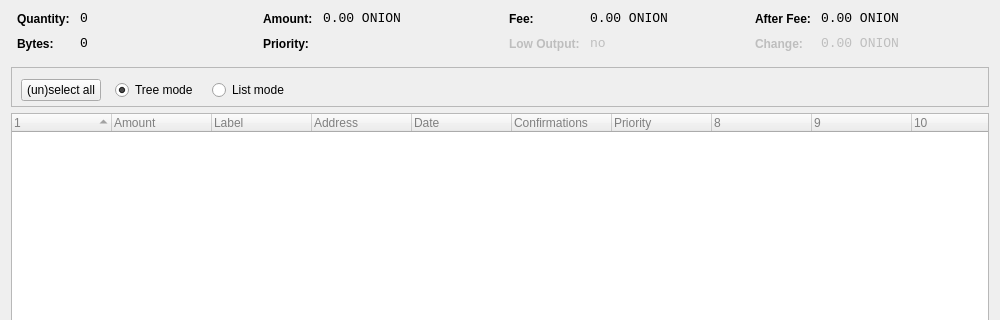
The window that src/qt/forms/coincontroldialog.ui (deeponion/deeponion-legacy) describes before a commit, drawn with Qt 5; both pictures show x 0 to 1000 and y 0 to 320 of the 1000 by 500 pixel window.
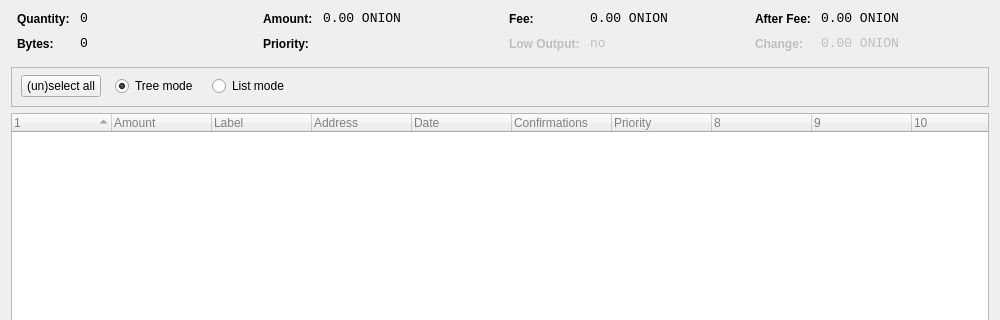
The same window after the commit. Custom widgets are drawn as their Qt base class.

What changed in the file:
```diff
--- a/src/qt/forms/coincontroldialog.ui
+++ b/src/qt/forms/coincontroldialog.ui
@@ -377,15 +377,21 @@
       <property name="geometry">
        <rect>
         <x>10</x>
-        <y>0</y>
-        <width>781</width>
-        <height>47</height>
+        <y>4</y>
+        <width>801</width>
+        <height>31</height>
        </rect>
       </property>
       <layout class="QHBoxLayout" name="horizontalLayoutPanel" stretch="0,0,0,0">
        <property name="spacing">
         <number>14</number>
        </property>
+       <property name="topMargin">
+        <number>1</number>
+       </property>
+       <property name="bottomMargin">
+        <number>1</number>
+       </property>
        <item>
         <widget class="QPushButton" name="pushButtonSelectAll">
          <property name="sizePolicy">
```
